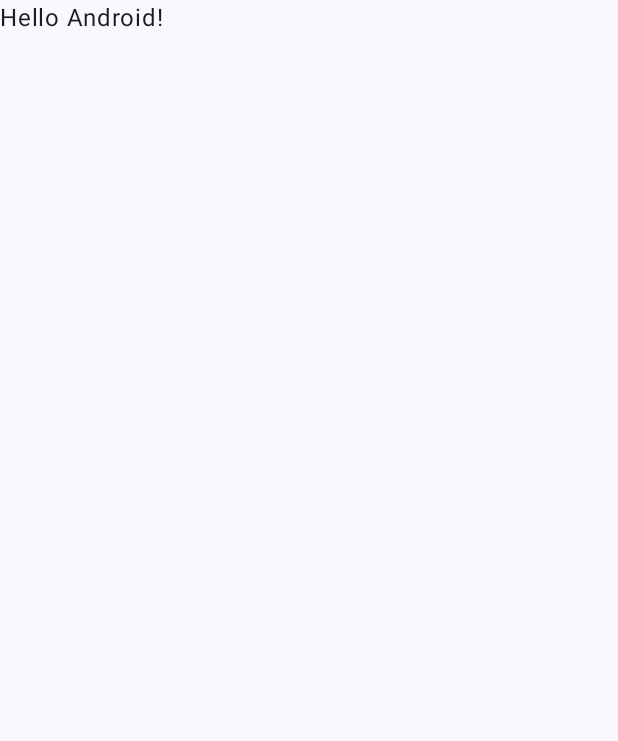
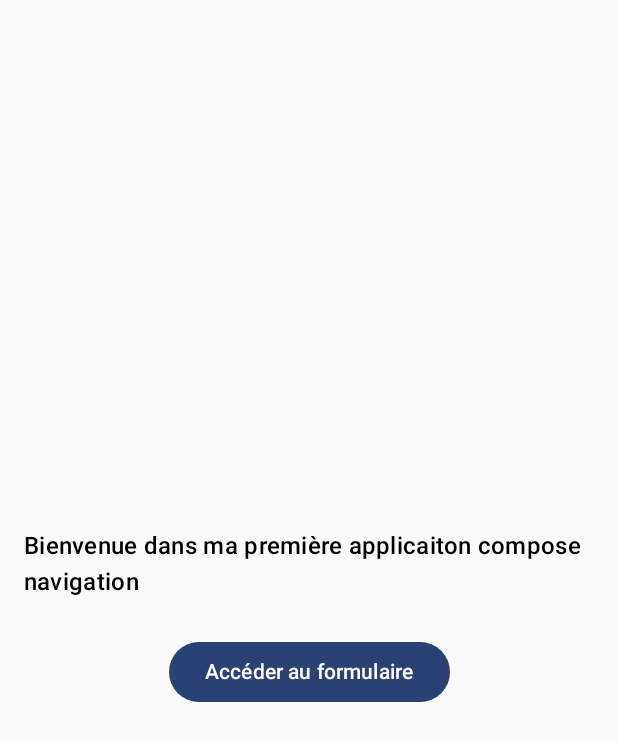
Before and after one commit to rubendurand/dev-mobile, an Android app built with Jetpack Compose: the screen it shows after launch (MainActivity), on a phone screen of 412 x 824 dp. Before the commit the part shown is almost empty. Shown: the top 741 px of the screen. Run offline under Robolectric (Android 15) with nearby library versions, the light colour scheme and no system bars.

Commit message:
Création des boutons et champs de texte, navigation entre les pages

```diff
--- a/TP3NavigationCompose/app/build.gradle.kts
+++ b/TP3NavigationCompose/app/build.gradle.kts
@@ -50,6 +50,8 @@ dependencies {
     implementation(libs.androidx.ui.tooling.preview)
     implementation(libs.androidx.material3)
     implementation(libs.androidx.navigation.compose)
+    implementation(libs.androidx.storage)
+    implementation(libs.androidx.storage)
     testImplementation(libs.junit)
     androidTestImplementation(libs.androidx.junit)
     androidTestImplementation(libs.androidx.espresso.core)
--- a/TP3NavigationCompose/app/src/main/java/com/example/tp3navigationcompose/MainActivity.kt
+++ b/TP3NavigationCompose/app/src/main/java/com/example/tp3navigationcompose/MainActivity.kt
@@ -4,13 +4,35 @@ import android.os.Bundle
 import androidx.activity.ComponentActivity
 import androidx.activity.compose.setContent
 import androidx.activity.enableEdgeToEdge
+import androidx.compose.foundation.layout.Arrangement
+import androidx.compose.foundation.layout.Column
+import androidx.compose.foundation.layout.Spacer
 import androidx.compose.foundation.layout.fillMaxSize
+import androidx.compose.foundation.layout.fillMaxWidth
+import androidx.compose.foundation.layout.height
 import androidx.compose.foundation.layout.padding
+import androidx.compose.material3.Button
+import androidx.compose.material3.MaterialTheme
 import androidx.compose.material3.Scaffold
 import androidx.compose.material3.Text
+import androidx.compose.material3.TextField
 import androidx.compose.runtime.Composable
+import androidx.compose.runtime.getValue
+import androidx.compose.runtime.mutableStateOf
+import androidx.compose.runtime.remember
+import androidx.compose.runtime.setValue
+import androidx.compose.ui.Alignment
 import androidx.compose.ui.Modifier
 import androidx.compose.ui.tooling.preview.Preview
+import androidx.compose.ui.unit.dp
+import androidx.navigation.NavController
+import androidx.navigation.NavHost
+import androidx.navigation.NavHostController
+import androidx.navigation.compose.NavHost
+import androidx.navigation.compose.composable
+import androidx.navigation.compose.rememberNavController
+
+import androidx.navigation.compose.rememberNavController
 import com.example.tp3navigationcompose.ui.theme.TP3NavigationComposeTheme
 
 class MainActivity : ComponentActivity() {
@@ -19,11 +41,8 @@ class MainActivity : ComponentActivity() {
         enableEdgeToEdge()
         setContent {
             TP3NavigationComposeTheme {
-                Scaffold(modifier = Modifier.fillMaxSize()) { innerPadding ->
-                    Greeting(
-                        name = "Android",
-                        modifier = Modifier.padding(innerPadding)
-                    )
+                MaterialTheme{
+                    AppNavigation()
                 }
             }
         }
@@ -45,3 +64,55 @@ fun GreetingPreview() {
         Greeting("Android")
     }
 }
+
+@Composable
+fun AppNavigation(){
+    val navController = rememberNavController()
+
+    NavHost(navController = navController, startDestination = "home"){
+        composable("home"){
+            HomeScreen(navController = navController)
+        }
+        composable("form"){
+            FormScreen(navController = navController)
+        }
+    }
+
+}
+
+
+@Composable
+fun HomeScreen(navController: NavHostController) {
+    Column(
+        modifier = Modifier
+            .fillMaxSize()
+            .padding(16.dp),
+        verticalArrangement = Arrangement.Center,
+        horizontalAlignment = Alignment.CenterHorizontally
+    ){
+        Text(text = "Bienvenue dans ma première applicaiton compose navigation",
+            style = MaterialTheme.typography.titleMedium)
+        Spacer(modifier = Modifier.height(24.dp))
+        Button(onClick = {navController.navigate("form")}) {
+            Text(text = "Accéder au formulaire")
+        }
+    }
+}
+
+@Composable
+fun FormScreen(navController: NavHostController) {
+    Column(
+        modifier = Modifier
+            .fillMaxSize()
+            .padding(16.dp),
+        verticalArrangement = Arrangement.Center,
+        horizontalAlignment = Alignment.CenterHorizontally
+    ) {
+        Text(text = "Page du formulaire", style = MaterialTheme.typography.titleMedium)
+        Spacer(modifier = Modifier.height(24.dp))
+        Button(
+            onClick = { navController.popBackStack() }) {
+            Text(text = "Retour")
+        }
+    }
+}
--- a/TP3NavigationCompose/gradle/libs.versions.toml
+++ b/TP3NavigationCompose/gradle/libs.versions.toml
@@ -9,6 +9,7 @@ lifecycleRuntimeKtx = "2.8.7"
 activityCompose = "1.10.0"
 composeBom = "2024.04.01"
 navigation = "2.7.3"
+storage = "1.5.0"
 
 [libraries]
 androidx-core-ktx = { group = "androidx.core", name = "core-ktx", version.ref = "coreKtx" }
@@ -26,6 +27,7 @@ androidx-ui-test-manifest = { group = "androidx.compose.ui", name = "ui-test-man
 androidx-ui-test-junit4 = { group = "androidx.compose.ui", name = "ui-test-junit4" }
 androidx-material3 = { group = "androidx.compose.material3", name = "material3" }
 androidx-navigation-compose = { group = "androidx.navigation", name = "navigation-compose", version.ref = "navigation"}
+androidx-storage = { group = "androidx.test.services", name = "storage", version.ref = "storage" }
 
 [plugins]
 android-application = { id = "com.android.application", version.ref = "agp" }
```
